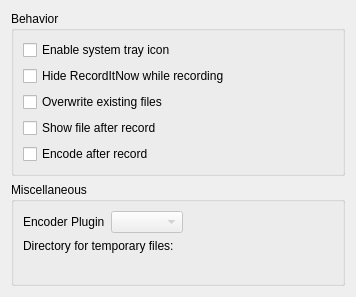
Above: src/ui/settings.ui from hippich/recorditnow before the change. Below: the same form after it.
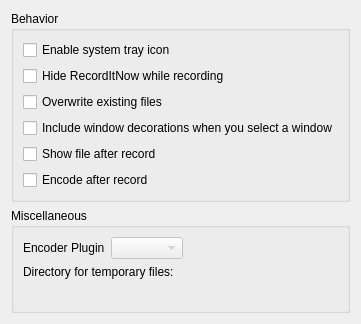
That is the form after the change. Custom widgets are drawn as their Qt base class.

Commit message: add include window decoration option

What changed in the file:
```diff
--- a/src/ui/settings.ui
+++ b/src/ui/settings.ui
@@ -7,7 +7,7 @@
     <x>0</x>
     <y>0</y>
     <width>356</width>
-    <height>297</height>
+    <height>324</height>
    </rect>
   </property>
   <property name="windowTitle">
@@ -44,20 +44,27 @@
         </property>
        </widget>
       </item>
-      <item row="3" column="0" colspan="2">
+      <item row="4" column="0" colspan="2">
        <widget class="QCheckBox" name="kcfg_showVideo">
         <property name="text">
          <string>Show file after record</string>
         </property>
        </widget>
       </item>
-      <item row="4" column="0" colspan="2">
+      <item row="5" column="0" colspan="2">
        <widget class="QCheckBox" name="kcfg_encode">
         <property name="text">
          <string>Encode after record</string>
         </property>
        </widget>
       </item>
+      <item row="3" column="0" colspan="2">
+       <widget class="QCheckBox" name="kcfg_includeDecoration">
+        <property name="text">
+         <string>Include window decorations when you select a window</string>
+        </property>
+       </widget>
+      </item>
      </layout>
     </widget>
    </item>
```
The commit also changes 2 other files.
